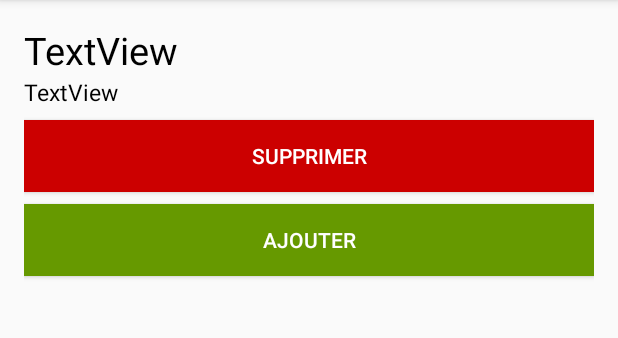
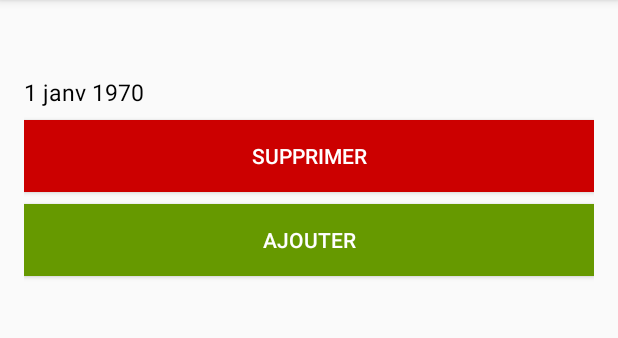
Before and after one commit to FrigoPlacard/projet, an Android app: the VoirProduit screen opened directly, with no data from a screen before it, on a phone screen of 412 x 824 dp, the part 84-422 px from its top. Run offline under Robolectric (Android 15) with nearby library versions, the phone set to English and light mode, and no system bars; network calls fail; 2 statements that could not run were skipped.

Commit message:
liste view 2

```diff
--- a/FrigoMalin/app/src/main/java/com/example/ensai/frigomalin/LireURL.java
+++ b/FrigoMalin/app/src/main/java/com/example/ensai/frigomalin/LireURL.java
@@ -31,7 +31,7 @@ public class LireURL extends AppCompatActivity implements View.OnClickListener {
     int year_x,month_x,day_x;
     static final int DIALOG_ID=0;
 
-    String[] mois={"janv","févr","mars","avr","mai","juin","juil","août","sept","oct","nov","dec"};
+    String[] mois= getResources().getStringArray(R.array.mois) /*{"janv","févr","mars","avr","mai","juin","juil","août","sept","oct","nov","dec"}*/;
 
 
     @Override
--- a/FrigoMalin/app/src/main/java/com/example/ensai/frigomalin/VoirProduit.java
+++ b/FrigoMalin/app/src/main/java/com/example/ensai/frigomalin/VoirProduit.java
@@ -6,6 +6,7 @@ import android.widget.TextView;
 
 import org.w3c.dom.Text;
 
+import java.util.Calendar;
 import java.util.Date;
 
 
@@ -13,22 +14,31 @@ public class VoirProduit extends AppCompatActivity {
     TextView nomView,dateView;
 
 
+
     @Override
     protected void onCreate(Bundle savedInstanceState) {
         super.onCreate(savedInstanceState);
+        //récupérer les données
+        Bundle b = getIntent().getExtras();
+        setContentView(R.layout.activity_voir_produit);
+
+        String[] mois= getResources().getStringArray(R.array.mois);
+        String nom = b.getString("nom");
+        long dateLong = b.getLong("date");
+        Date date = new Date(dateLong);
+
+        final Calendar calendar = Calendar.getInstance();
+        calendar.setTime(date);
+        int annee = calendar.get(Calendar.YEAR);
+        int mois1 = calendar.get(Calendar.MONTH);
+        int jour = calendar.get(Calendar.DAY_OF_MONTH);
 
         nomView = (TextView) findViewById(R.id.nom_produit_2);
         dateView = (TextView) findViewById(R.id.date_produit_2);
+        nomView.setText(nom);
+        dateView.setText(jour+" "+mois[mois1]+" "+annee);
 
-        //récupérer les données
-        Bundle b = getIntent().getExtras();
-        String nom = b.getString("nom");
-        long dateLong = b.getLong("date");
-        Date date = new Date(dateLong);
-        nomView.setText(nom);
-        dateView.setText(date.getDay() +" "+date.getMonth()+ " "+date.getYear());
 
-        setContentView(R.layout.activity_voir_produit);
 
 
     }
--- a/FrigoMalin/app/src/main/res/values/strings.xml
+++ b/FrigoMalin/app/src/main/res/values/strings.xml
@@ -14,5 +14,20 @@
     <string name="supprimer">Supprimer</string>
     <string name="ajouter_produit">Ajouter</string>
 
+    <string-array name="mois">
+        <item>janv</item>
+        <item>févr</item>
+        <item>mars</item>
+        <item>avri</item>
+        <item>mai</item>
+        <item>juin</item>
+        <item>juil</item>
+        <item>août</item>
+        <item>sept</item>
+        <item>oct</item>
+        <item>nov</item>
+        <item>dec</item>
+    </string-array>
+
 
 </resources>
```
Also changed, not shown: FrigoMalin/app/src/main/java/com/example/ensai/frigomalin/MonAdapter.java (+10 -2 lines).
